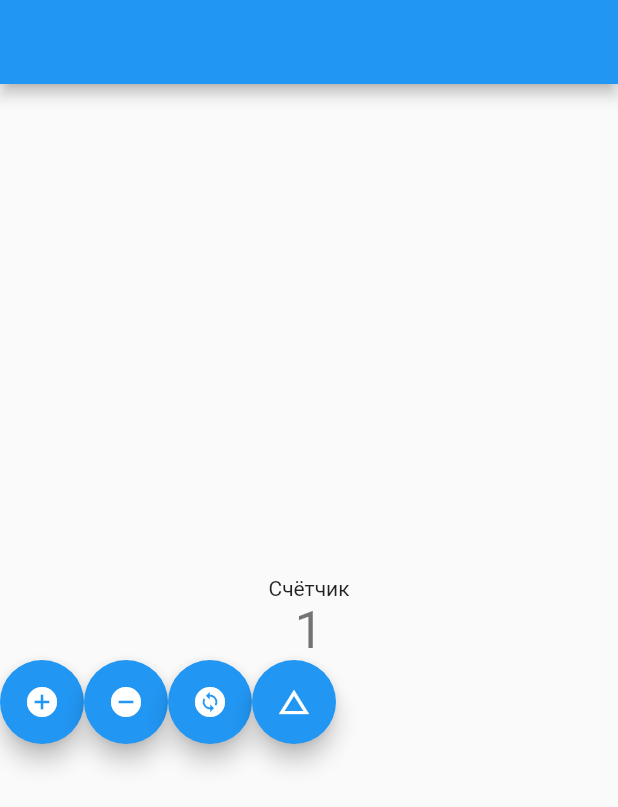
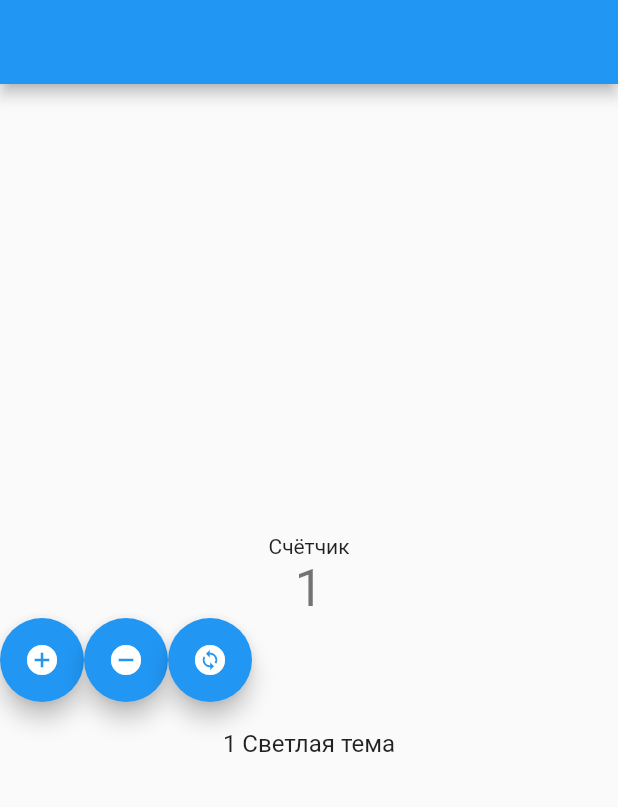
Before and after one commit to Creeprus/Flutter, a Flutter app: the screen it shows after launch, after a tap on the "add circle" icon, on a phone screen of 412 x 824 dp. Shown: the top 807 px of the screen. Run offline on Flutter 3.47's test engine with Material 2 defaults, Android fonts, the phone set to English and light mode, and no system bars; our stand-ins replace bloc, flutter_bloc.

Commit message:
pr4 all in one
List, counters, theme changes... All in one

```diff
--- a/lib/cubit/click_cubit.dart
+++ b/lib/cubit/click_cubit.dart
@@ -7,14 +7,21 @@ part 'click_state.dart';
 class ClickCubit extends Cubit<ClickState> {
   ClickCubit() : super(ClickInitial());
   int count = 0;
+  var result=<Text>[];
   void Click(bool darkmode) {
     if (count >= 10) {
       emit(ClickError('Счёткик равен 10'));
     } else {
         if(darkmode==true)
+        {
       count+=2;
+      result.add(Text(count.toString()+" Тёмная тема"));
+        }
       else
+      {
       count++;
+            result.add(Text(count.toString()+" Светлая тема"));
+      }
       emit(onClick());
     }
   }
@@ -24,9 +31,15 @@ class ClickCubit extends Cubit<ClickState> {
       emit(ClickError('Счётчик не можетбыть равен 0'));
     } else {
       if(darkmode==true)
+      {
       count-=2;
+            result.add(Text(count.toString()+" Тёмная тема"));
+      }
       else
+      {
       count--;
+            result.add(Text(count.toString()+" Светлая тема"));
+      }
       emit(onClick());
     }
   }
--- a/lib/cubit/click_state.dart
+++ b/lib/cubit/click_state.dart
@@ -5,7 +5,10 @@ abstract class ClickState {}
 
 class ClickInitial extends ClickState {}
 
-class onClick extends ClickState{}
+class onClick extends ClickState{
+
+
+}
 
 class ClickError extends ClickState
 {
--- a/lib/main.dart
+++ b/lib/main.dart
@@ -156,6 +156,7 @@
 
 class _MyHomePageState extends State<MyHomePage> {
   final GlobalKey<NavigatorState> _navigatorKey = GlobalKey();
+  List<Text> myWidgetList=<Text>[];
   @override
   Widget build(BuildContext context) {
     return Scaffold(
@@ -188,7 +189,7 @@
                 );
               },
             ),
-            Row(
+                Row(
               children: [
                 FloatingActionButton(
                   onPressed: () {
@@ -217,15 +218,34 @@
                   tooltip: 'Сменить тему',
                   child: const Icon(Icons.change_circle),
                 ),
-                FloatingActionButton(
-                  onPressed: () {
-                    Navigator.pushNamed(context, log);
-                  },
-                  tooltip: 'Перейти на другой виджет',
-                  child: const Icon(Icons.change_history),
-                ),
+                // FloatingActionButton(
+                //   onPressed: () {
+                //     Navigator.pushNamed(context, log);
+                //   },
+                //   tooltip: 'Перейти на другой виджет',
+                //   child: const Icon(Icons.change_history),
+                // ),
               ],
             ),
+              ListView.builder(
+                physics: NeverScrollableScrollPhysics(),
+                shrinkWrap: true,
+                itemCount:1,
+                itemBuilder: (context,index){
+                  return    BlocBuilder<ClickCubit, ClickState>(
+
+            builder: (context, state) {
+              if(state is ClickState)
+              {
+                myWidgetList=context.read<ClickCubit>().result;
+
+              return ListTile(title:Column(children: myWidgetList));
+              }
+               return Text("Лист пуст");
+            },
+          );
+                }),
+
           ],
         ),
       ),
```
